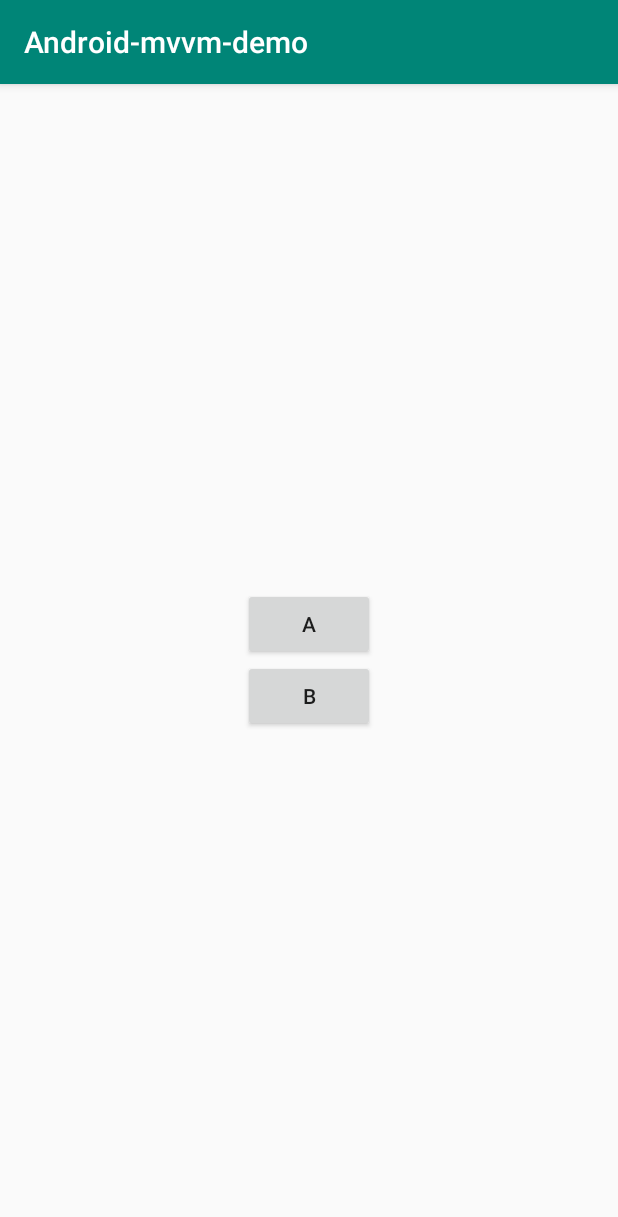
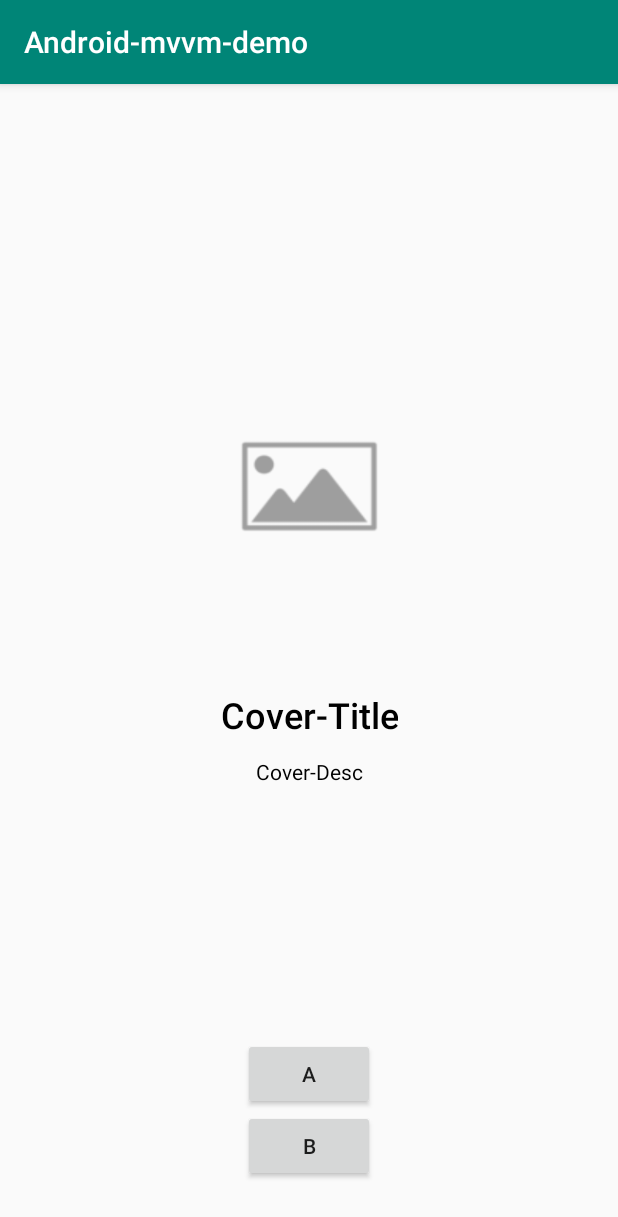
Before and after one commit to Kuan-Hsien/android-mvvm-demo, an Android app: the screen it shows after launch (MainActivity), on a phone screen of 412 x 824 dp. Shown: the top 1217 px of the screen. Run offline under Robolectric (Android 15) with nearby library versions, the phone set to English and light mode, and no system bars; our stand-ins replace Room's generated code.

Commit message:
1. Add imageview and textview on xml and add livedata to complete reactive UI on main page

```diff
--- a/app/src/main/java/com/kuanhsien/app/sample/android_mvvm_demo/data/InfoRepository.java
+++ b/app/src/main/java/com/kuanhsien/app/sample/android_mvvm_demo/data/InfoRepository.java
@@ -42,7 +42,8 @@ public class InfoRepository {
             @Override
             public void run() {
                 insertInfoAll(
-                        new InfoModel("Author", "A" , "Desc")
+                        new InfoModel("Author", "A" , "Desc"),
+                        new InfoModel("Cover", "Cover-Title" , "Cover-Desc")
                 );
             }
         });
--- a/app/src/main/java/com/kuanhsien/app/sample/android_mvvm_demo/ui/InfoActivity.java
+++ b/app/src/main/java/com/kuanhsien/app/sample/android_mvvm_demo/ui/InfoActivity.java
@@ -22,6 +22,7 @@ public class InfoActivity extends AppCompatActivity implements IObserver {
         setContentView(R.layout.activity_info);
 
         mViewModel = new InfoViewModel();
+        mViewModel.setRepository(this);
 
         setupView();
     }
@@ -30,7 +31,6 @@ public class InfoActivity extends AppCompatActivity implements IObserver {
 
         // 1. prepare viewModel and observe observable
         mViewModel.getInfo().registerObserver(this);
-        mViewModel.setRepository(this);
 
         // 2. use viewModel to get data from model
         mViewModel.prepareData("Author");
--- a/app/src/main/java/com/kuanhsien/app/sample/android_mvvm_demo/ui/InfoViewModel.java
+++ b/app/src/main/java/com/kuanhsien/app/sample/android_mvvm_demo/ui/InfoViewModel.java
@@ -15,11 +15,11 @@ public class InfoViewModel {
     // Repository
     private InfoRepository mRepository;
 
-    void setRepository(Context context) {
+    public void setRepository(Context context) {
         mRepository = new InfoRepository(context);
     }
 
-    void setRepository(InfoRepository repository) {
+    public void setRepository(InfoRepository repository) {
         mRepository = repository;
     }
 
@@ -34,7 +34,7 @@ public class InfoViewModel {
     }
 
     // fun
-    void prepareData(final String itemId) {
+    public void prepareData(final String itemId) {
 
         AsyncTask.execute(new Runnable() {
             @Override
--- a/app/src/main/java/com/kuanhsien/app/sample/android_mvvm_demo/ui/ItemDetailActivity.java
+++ b/app/src/main/java/com/kuanhsien/app/sample/android_mvvm_demo/ui/ItemDetailActivity.java
@@ -21,6 +21,7 @@ public class ItemDetailActivity extends AppCompatActivity {
         setContentView(R.layout.activity_item_detail);
 
         mViewModel = ViewModelProviders.of(this).get(ItemDetailViewModel.class);
+        mViewModel.setRepository(this);
 
         setupView();
     }
@@ -36,15 +37,14 @@ public class ItemDetailActivity extends AppCompatActivity {
         // (create livedata first, or will encounter NullPointerException)
         mViewModel.getItemInfo().observe(this, new Observer<ItemInfoModel>() {
             @Override
-            public void onChanged(ItemInfoModel itemInfo) {
+            public void onChanged(ItemInfoModel data) {
 
                 // set view
-                tvTitle.setText(itemInfo.getTitle());
-                tvDesc.setText(itemInfo.getDesc());
-                ivImage.setBackgroundResource(itemInfo.getImageRes());
+                tvTitle.setText(data.getTitle());
+                tvDesc.setText(data.getDesc());
+                ivImage.setBackgroundResource(data.getImageRes());
             }
         });
-        mViewModel.setRepository(this);
 
         // 3. get data and setup view
         // get value from bundle
--- a/app/src/main/java/com/kuanhsien/app/sample/android_mvvm_demo/ui/ItemDetailViewModel.java
+++ b/app/src/main/java/com/kuanhsien/app/sample/android_mvvm_demo/ui/ItemDetailViewModel.java
@@ -13,11 +13,11 @@ public class ItemDetailViewModel extends ViewModel {
     // Repository
     private ItemRepository mRepository;
 
-    void setRepository(Context context) {
+    public void setRepository(Context context) {
         mRepository = new ItemRepository(context);
     }
 
-    void setRepository(ItemRepository repository) {
+    public void setRepository(ItemRepository repository) {
         mRepository = repository;
     }
 
@@ -34,7 +34,7 @@ public class ItemDetailViewModel extends ViewModel {
 
 
     // fun
-    void prepareData(final String itemId) {
+    public void prepareData(final String itemId) {
 
         AsyncTask.execute(new Runnable() {
             @Override
--- a/app/src/main/java/com/kuanhsien/app/sample/android_mvvm_demo/ui/ItemListActivity.java
+++ b/app/src/main/java/com/kuanhsien/app/sample/android_mvvm_demo/ui/ItemListActivity.java
@@ -24,6 +24,7 @@ public class ItemListActivity extends AppCompatActivity implements ItemListAdapt
         setContentView(R.layout.activity_item_list);
 
         mViewModel = ViewModelProviders.of(this).get(ItemListViewModel.class);
+        mViewModel.setRepository(this);
 
         setupView();
     }
@@ -36,13 +37,12 @@ public class ItemListActivity extends AppCompatActivity implements ItemListAdapt
         // 2. prepare viewModel and observe livedata
         mViewModel.getItemList().observe(this, new Observer<List<ItemInfoModel>>() {
             @Override
-            public void onChanged(List<ItemInfoModel> itemInfo) {
+            public void onChanged(List<ItemInfoModel> dataList) {
 
                 // set view
-                mAdapter.setData(itemInfo);
+                mAdapter.setData(dataList);
             }
         });
-        mViewModel.setRepository(this);
 
         // 3. use viewModel to get data from model
         mViewModel.prepareData();
--- a/app/src/main/java/com/kuanhsien/app/sample/android_mvvm_demo/ui/ItemListViewModel.java
+++ b/app/src/main/java/com/kuanhsien/app/sample/android_mvvm_demo/ui/ItemListViewModel.java
@@ -15,11 +15,11 @@ public class ItemListViewModel extends ViewModel {
     // Repository
     private ItemRepository mRepository;
 
-    void setRepository(Context context) {
+    public void setRepository(Context context) {
         mRepository = new ItemRepository(context);
     }
 
-    void setRepository(ItemRepository repository) {
+    public void setRepository(ItemRepository repository) {
         mRepository = repository;
     }
 
@@ -27,7 +27,7 @@ public class ItemListViewModel extends ViewModel {
     // LiveData
     private MutableLiveData<List<ItemInfoModel>> mDataList;
 
-    LiveData<List<ItemInfoModel>> getItemList() {
+    public LiveData<List<ItemInfoModel>> getItemList() {
         if (mDataList == null) {
             mDataList = new MutableLiveData<>();
         }
@@ -36,7 +36,7 @@ public class ItemListViewModel extends ViewModel {
 
 
     // fun
-    void prepareData() {
+    public void prepareData() {
 
         AsyncTask.execute(new Runnable() {
             @Override
--- a/app/src/main/java/com/kuanhsien/app/sample/android_mvvm_demo/ui/MainActivity.java
+++ b/app/src/main/java/com/kuanhsien/app/sample/android_mvvm_demo/ui/MainActivity.java
@@ -1,12 +1,16 @@
 package com.kuanhsien.app.sample.android_mvvm_demo.ui;
 
-import androidx.appcompat.app.AppCompatActivity;
-import androidx.lifecycle.ViewModelProviders;
 import android.content.Intent;
 import android.os.Bundle;
 import android.view.View;
 import android.widget.Button;
+import android.widget.ImageView;
+import android.widget.TextView;
+import androidx.appcompat.app.AppCompatActivity;
+import androidx.lifecycle.Observer;
+import androidx.lifecycle.ViewModelProviders;
 import com.kuanhsien.app.sample.android_mvvm_demo.R;
+import com.kuanhsien.app.sample.android_mvvm_demo.data.InfoModel;
 
 
 public class MainActivity extends AppCompatActivity {
@@ -19,6 +23,7 @@ public class MainActivity extends AppCompatActivity {
         setContentView(R.layout.activity_main);
 
         mViewModel = ViewModelProviders.of(this).get(MainViewModel.class);
+        mViewModel.setRepository(this);
 
         setupView();
     }
@@ -27,29 +32,43 @@ public class MainActivity extends AppCompatActivity {
     protected void onStart() {
         super.onStart();
 
-        mViewModel.prepareData();
+        mViewModel.prepareData("Cover");
     }
 
     // setup view in onCreate
     private void setupView() {
 
         // 1. get view component
-        final Button btnA = findViewById(R.id.btn_a);
-        final Button btnB = findViewById(R.id.btn_b);
+        final TextView tvTitle = findViewById(R.id.tv_cover_title);
+        final TextView tvDesc = findViewById(R.id.tv_cover_desc);
+        final ImageView ivImage = findViewById(R.id.iv_cover_image);
+        final Button btnToItemPage = findViewById(R.id.btn_to_item_page);
+        final Button btnToInfoPage = findViewById(R.id.btn_to_info_page);
 
-        btnA.setOnClickListener(new View.OnClickListener() {
+        btnToItemPage.setOnClickListener(new View.OnClickListener() {
             public void onClick(View view) {
                 startActivity(new Intent(MainActivity.this, ItemListActivity.class));
             }
         });
 
-        btnB.setOnClickListener(new View.OnClickListener() {
+        btnToInfoPage.setOnClickListener(new View.OnClickListener() {
             public void onClick(View view) {
                 startActivity(new Intent(MainActivity.this, InfoActivity.class));
             }
         });
 
-        // 2. prepare viewModel
-        mViewModel.setRepository(this);
+        // 2. prepare viewModel and observe livedata
+        mViewModel.getInfo().observe(this, new Observer<InfoModel>() {
+            @Override
+            public void onChanged(InfoModel data) {
+
+                // set view
+                tvTitle.setText(data.getTitle());
+                tvDesc.setText(data.getDesc());
+                ivImage.setBackgroundResource(data.getImageRes());
+            }
+        });
+
+        mViewModel.prepareTestData();
     }
 }
--- a/app/src/main/java/com/kuanhsien/app/sample/android_mvvm_demo/ui/MainViewModel.java
+++ b/app/src/main/java/com/kuanhsien/app/sample/android_mvvm_demo/ui/MainViewModel.java
@@ -1,7 +1,12 @@
 package com.kuanhsien.app.sample.android_mvvm_demo.ui;
 
 import android.content.Context;
+import android.os.AsyncTask;
+
+import androidx.lifecycle.LiveData;
+import androidx.lifecycle.MutableLiveData;
 import androidx.lifecycle.ViewModel;
+import com.kuanhsien.app.sample.android_mvvm_demo.data.InfoModel;
 import com.kuanhsien.app.sample.android_mvvm_demo.data.InfoRepository;
 import com.kuanhsien.app.sample.android_mvvm_demo.data.ItemRepository;
 
@@ -21,9 +26,32 @@ public class MainViewModel extends ViewModel {
         mInfoRepository = infoRepository;
     }
 
+
+    // LiveData
+    private MutableLiveData<InfoModel> mInfo;
+
+    LiveData<InfoModel> getInfo() {
+        if (mInfo == null) {
+            mInfo = new MutableLiveData<>();
+        }
+        return mInfo;
+    }
+
+
     // fun
-    void prepareData() {
+    void prepareTestData() {
         mItemRepository.prepareTestItem();
         mInfoRepository.prepareTestInfo();
     }
+
+    void prepareData(final String itemId) {
+
+        AsyncTask.execute(new Runnable() {
+            @Override
+            public void run() {
+
+                mInfo.postValue(mInfoRepository.getInfo(itemId));
+            }
+        });
+    }
 }
--- a/app/src/main/res/layout/activity_main.xml
+++ b/app/src/main/res/layout/activity_main.xml
@@ -1,30 +1,80 @@
 <?xml version="1.0" encoding="utf-8"?>
-<androidx.constraintlayout.widget.ConstraintLayout xmlns:android="http://schemas.android.com/apk/res/android"
+<androidx.constraintlayout.widget.ConstraintLayout
+    xmlns:android="http://schemas.android.com/apk/res/android"
     xmlns:app="http://schemas.android.com/apk/res-auto"
     xmlns:tools="http://schemas.android.com/tools"
     android:layout_width="match_parent"
     android:layout_height="match_parent"
     tools:context=".ui.MainActivity">
 
-    <Button
-        android:id="@+id/btn_a"
+    <androidx.appcompat.widget.AppCompatImageView
+        android:id="@+id/iv_cover_image"
+        android:layout_width="0dp"
+        android:layout_height="200dp"
+        android:background="@android:color/black"
+        android:layout_marginTop="36dp"
+        android:layout_marginStart="64dp"
+        android:layout_marginEnd="64dp"
+        android:layout_marginBottom="36dp"
+        app:layout_constraintVertical_chainStyle="packed"
+        app:layout_constraintTop_toTopOf="parent"
+        app:layout_constraintBottom_toTopOf="@+id/tv_cover_title"
+        app:layout_constraintStart_toStartOf="parent"
+        app:layout_constraintEnd_toEndOf="parent"
+        />
+
+    <androidx.appcompat.widget.AppCompatTextView
+        android:id="@+id/tv_cover_title"
+        android:layout_width="wrap_content"
+        android:layout_height="wrap_content"
+        android:layout_marginBottom="12dp"
+        android:textSize="24sp"
+        android:fontFamily="sans-serif-medium"
+        android:textStyle="normal"
+        android:textColor="@android:color/black"
+        android:gravity="center"
+        tools:text="Item Title"
+        app:layout_constraintTop_toBottomOf="@+id/iv_cover_image"
+        app:layout_constraintBottom_toTopOf="@+id/tv_cover_desc"
+        app:layout_constraintStart_toStartOf="parent"
+        app:layout_constraintEnd_toEndOf="parent"
+        />
+
+    <androidx.appcompat.widget.AppCompatTextView
+        android:id="@+id/tv_cover_desc"
+        android:layout_width="wrap_content"
+        android:layout_height="wrap_content"
+        android:layout_marginBottom="36dp"
+        android:textSize="14sp"
+        android:fontFamily="sans-serif"
+        android:textStyle="normal"
+        android:textColor="@android:color/black"
+        android:gravity="center"
+        tools:text="Item Desc"
+        app:layout_constraintTop_toBottomOf="@+id/tv_cover_title"
+        app:layout_constraintBottom_toTopOf="@+id/btn_to_item_page"
+        app:layout_constraintStart_toStartOf="parent"
+        app:layout_constraintEnd_toEndOf="parent"
+        />
+
+    <androidx.appcompat.widget.AppCompatButton
+        android:id="@+id/btn_to_item_page"
         android:layout_width="wrap_content"
         android:layout_height="wrap_content"
         android:text="A"
         app:layout_constraintVertical_chainStyle="packed"
-        app:layout_constraintTop_toTopOf="parent"
         app:layout_constraintStart_toStartOf="parent"
         app:layout_constraintEnd_toEndOf="parent"
-        app:layout_constraintBottom_toTopOf="@id/btn_b"/>
+        app:layout_constraintBottom_toTopOf="@id/btn_to_info_page"/>
 
-    <Button
-        android:id="@+id/btn_b"
+    <androidx.appcompat.widget.AppCompatButton
+        android:id="@+id/btn_to_info_page"
         android:layout_width="wrap_content"
         android:layout_height="wrap_content"
+        android:layout_marginBottom="36dp"
         android:text="B"
         app:layout_constraintStart_toStartOf="parent"
         app:layout_constraintEnd_toEndOf="parent"
-        app:layout_constraintTop_toBottomOf="@id/btn_a"
         app:layout_constraintBottom_toBottomOf="parent"
         />
 
```
